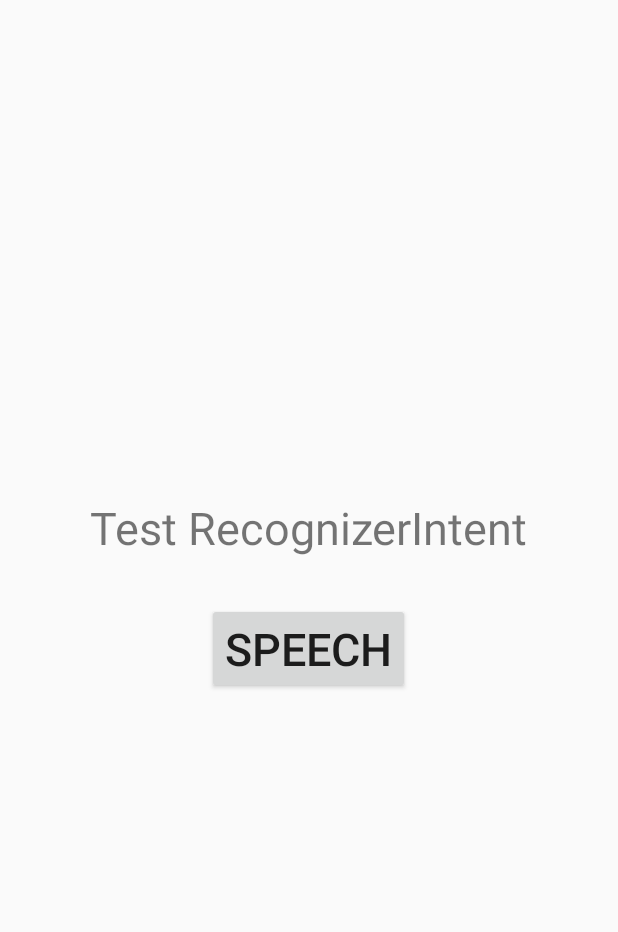
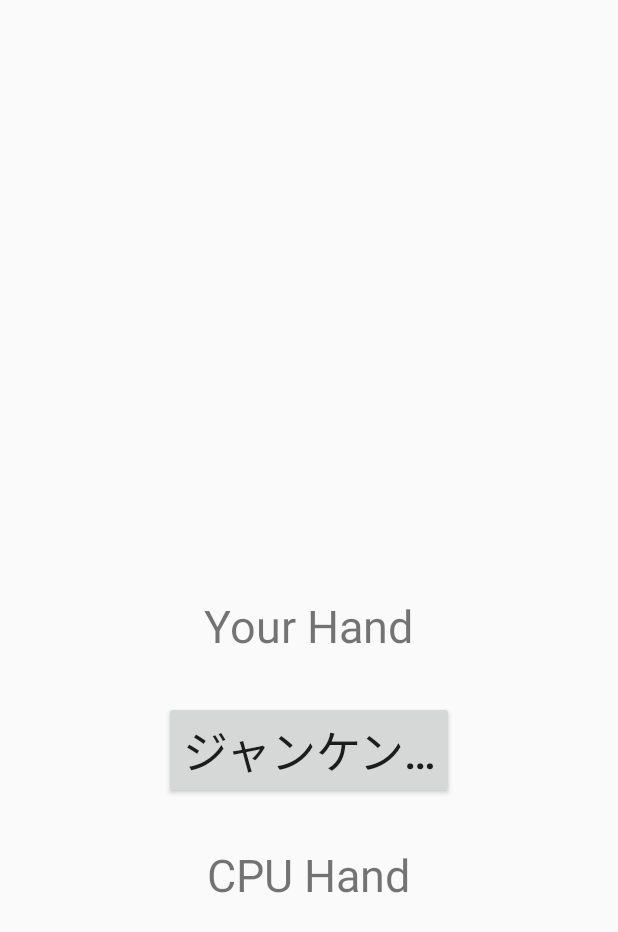
Before and after one commit to KokiHama/VoiceJanken, an Android app: the screen it shows after launch (MainActivity), on a phone screen of 412 x 824 dp. Shown: the top 932 px of the screen. Run offline under Robolectric (Android 15) with nearby library versions, the phone set to English and light mode, and no system bars; pictures from the network do not load; 4 statements that could not run were skipped.

Commit message:
音声追加

```diff
--- a/app/src/main/res/layout/activity_main.xml
+++ b/app/src/main/res/layout/activity_main.xml
@@ -4,22 +4,47 @@
     android:layout_height="match_parent"
     android:orientation="vertical"
     android:gravity="center"
-    tools:context=".MainActivity">
+    tools:context=".MainActivity"
+    android:weightSum="1">
+
+    <LinearLayout
+        android:orientation="vertical"
+        android:layout_width="match_parent"
+        android:layout_height="wrap_content"
+        android:layout_gravity="center_horizontal"
+        android:layout_weight="0.18">
+
+        <TextView
+            android:layout_width="wrap_content"
+            android:layout_height="wrap_content"
+            android:textAppearance="?android:attr/textAppearanceLarge"
+            android:id="@+id/result"
+            android:layout_gravity="center_horizontal"
+            android:textSize="60dp" />
+    </LinearLayout>
 
     <TextView
         android:id="@+id/text_view"
-        android:text="Test RecognizerIntent"
+        android:text="Your Hand"
         android:textSize="30sp"
         android:layout_width="wrap_content"
         android:layout_height="wrap_content" />
 
     <Button
         android:id="@+id/button_start"
-        android:text="speech"
+        android:text="ジャンケン…"
         android:layout_margin="30dp"
         android:textSize="30sp"
         android:layout_width="wrap_content"
         android:layout_height="wrap_content" />
 
+    <TextView
+        android:id="@+id/CPUHand"
+        android:text="CPU Hand"
+        android:textSize="30sp"
+        android:layout_width="wrap_content"
+        android:layout_height="wrap_content"
+        android:layout_gravity="center_horizontal" />
+
 
 </LinearLayout>
```
Also changed, not shown: app/src/main/java/com/example/admin/voicerecognitiontestactivity/MainActivity.java (+73 -8 lines).
